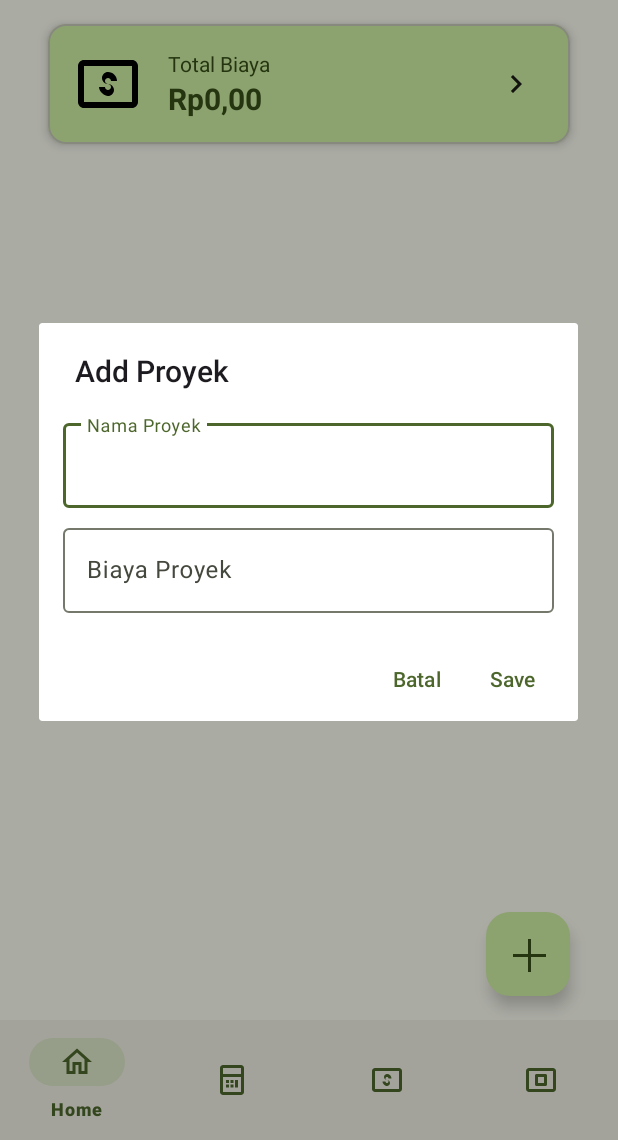
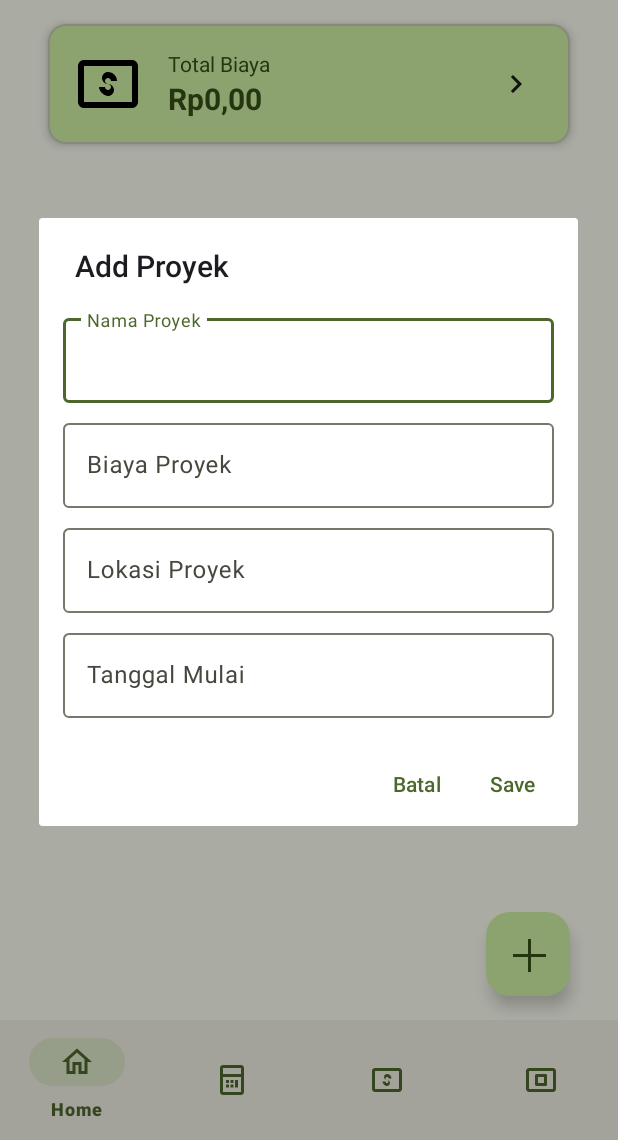
Before and after one commit to DevChildren/Material3, an Android app: the screen it shows after launch (MainActivity), after a tap on an icon or button, on a phone screen of 412 x 824 dp, the part 96-1236 px from its top. Run offline under Robolectric (Android 15) with nearby library versions, the phone set to English and light mode, and no system bars.

Commit message:
add location in proyek

```diff
--- a/app/src/main/java/com/develite/pro/DatabaseHelper.java
+++ b/app/src/main/java/com/develite/pro/DatabaseHelper.java
@@ -13,9 +13,12 @@ public class DatabaseHelper extends SQLiteOpenHelper {
     private static final int DATABASE_VERSION = 1;
 
     private static final String TABLE_ESTIMASI = "CREATE TABLE estimasi (" +
-            "id INTEGER PRIMARY KEY AUTOINCREMENT, " +
-            "nama_proyek TEXT, " +
-            "biaya DOUBLE)";
+        "id INTEGER PRIMARY KEY AUTOINCREMENT, " +
+        "nama_proyek TEXT, " +
+        "biaya DOUBLE, " +
+        "lokasi TEXT, " +
+        "tanggal TEXT)";
+
     private static final String TABLE_MATERIALS = "CREATE TABLE materials(" + "id INTEGER PRIMARY KEY AUTOINCREMENT, " + "name TEXT NOT NULL, " + "unit TEXT NOT NULL, " + "price REAL NOT NULL)";
     private static final String TABLE_ESTIMATIONS = "CREATE TABLE estimations(" + "project_id INTEGER NOT NULL, " + "material_id INTEGER NOT NULL)";
     private static final String TABLE_PROJECTS = "CREATE TABLE projcts (" + "id INTEGER PRIMARY KEY AUTOINCREMENT, " + "name TEXT NOT NULL, " + "client TEXT, " + "start_date TEXT, " + "end_date TEXT, " + "status TEXT CHECK(status IN ('Pending', 'Ongoing', 'Completed')) DEFAULT 'Pending')";
@@ -47,8 +50,10 @@ public class DatabaseHelper extends SQLiteOpenHelper {
                 int id = cursor.getInt(cursor.getColumnIndexOrThrow("id"));
                 String nama = cursor.getString(cursor.getColumnIndexOrThrow("nama_proyek"));
                 double biaya = cursor.getDouble(cursor.getColumnIndexOrThrow("biaya"));
+                String location = cursor.getString(cursor.getColumnIndexOrThrow("lokasi"));
+               String tanggal = cursor.getString(cursor.getColumnIndexOrThrow("tanggal"));
 
-                list.add(new Proyek(id, nama, biaya));
+                list.add(new Proyek(id, nama, biaya, location, tanggal));
             } while (cursor.moveToNext());
         }
 
--- a/app/src/main/res/layout/dialog_edit_proyek.xml
+++ b/app/src/main/res/layout/dialog_edit_proyek.xml
@@ -30,6 +30,31 @@
             android:layout_width="match_parent"
             android:layout_height="wrap_content"
             android:inputType="numberDecimal"/>
+
+    </com.google.android.material.textfield.TextInputLayout>
+       <com.google.android.material.textfield.TextInputLayout
+        android:layout_width="match_parent"
+        android:layout_height="wrap_content"
+        android:hint="Lokasi Proyek"
+        android:layout_marginTop="8dp"
+        style="@style/Widget.Material3.TextInputLayout.OutlinedBox">
+        <com.google.android.material.textfield.TextInputEditText
+            android:id="@+id/et_lokasi"
+            android:layout_width="match_parent"
+            android:layout_height="wrap_content"/>
+    </com.google.android.material.textfield.TextInputLayout>
+       <com.google.android.material.textfield.TextInputLayout
+        android:layout_width="match_parent"
+        android:layout_height="wrap_content"
+        android:hint="Tanggal Mulai"
+        android:layout_marginTop="8dp"
+        style="@style/Widget.Material3.TextInputLayout.OutlinedBox">
+        <com.google.android.material.textfield.TextInputEditText
+            android:id="@+id/et_tanggal"
+            android:layout_width="match_parent"
+            android:layout_height="wrap_content"
+            android:focusable="false"
+            android:clickable="true"/>
     </com.google.android.material.textfield.TextInputLayout>
 
 
```
Also changed, not shown: app/src/main/java/com/develite/pro/HomeFragment.java (+36 -5 lines), app/src/main/java/com/develite/pro/Proyek.java (+21 -1 lines), 18 other files.
